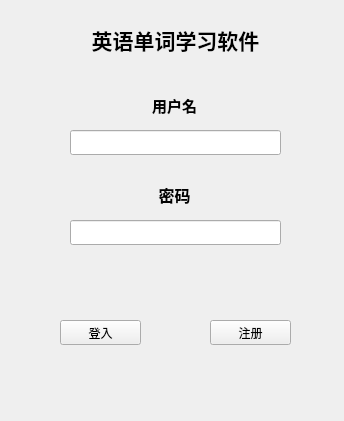
Qt form WordLite/loginwidget.ui (Staaaaaaaaar/WordHub) before a commit.
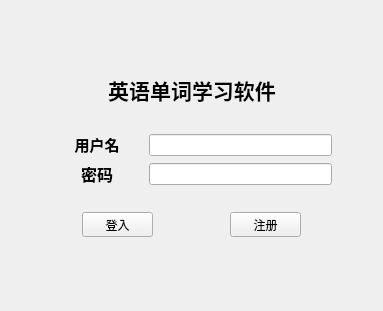
The same form after that commit.

The edit to the form file:
```diff
--- a/WordLite/loginwidget.ui
+++ b/WordLite/loginwidget.ui
@@ -6,111 +6,225 @@
    <rect>
     <x>0</x>
     <y>0</y>
-    <width>344</width>
-    <height>421</height>
+    <width>383</width>
+    <height>311</height>
    </rect>
   </property>
   <property name="windowTitle">
    <string>Form</string>
   </property>
-  <widget class="QLabel" name="label">
-   <property name="geometry">
-    <rect>
-     <x>60</x>
-     <y>20</y>
-     <width>231</width>
-     <height>41</height>
-    </rect>
-   </property>
-   <property name="text">
-    <string>&lt;html&gt;&lt;head/&gt;&lt;body&gt;&lt;p align=&quot;center&quot;&gt;&lt;span style=&quot; font-size:16pt; font-weight:700;&quot;&gt;英语单词学习软件&lt;/span&gt;&lt;/p&gt;&lt;/body&gt;&lt;/html&gt;</string>
-   </property>
-  </widget>
-  <widget class="QLabel" name="label_2">
-   <property name="geometry">
-    <rect>
-     <x>140</x>
-     <y>90</y>
-     <width>69</width>
-     <height>31</height>
-    </rect>
-   </property>
-   <property name="text">
-    <string>&lt;html&gt;&lt;head/&gt;&lt;body&gt;&lt;p align=&quot;center&quot;&gt;&lt;span style=&quot; font-size:11pt; font-weight:700;&quot;&gt;用户名&lt;/span&gt;&lt;/p&gt;&lt;/body&gt;&lt;/html&gt;</string>
-   </property>
-  </widget>
-  <widget class="QLineEdit" name="userLineEdit">
-   <property name="geometry">
-    <rect>
-     <x>70</x>
-     <y>130</y>
-     <width>211</width>
-     <height>25</height>
-    </rect>
-   </property>
-  </widget>
-  <widget class="QLabel" name="label_3">
-   <property name="geometry">
-    <rect>
-     <x>140</x>
-     <y>180</y>
-     <width>69</width>
-     <height>31</height>
-    </rect>
-   </property>
-   <property name="text">
-    <string>&lt;html&gt;&lt;head/&gt;&lt;body&gt;&lt;p align=&quot;center&quot;&gt;&lt;span style=&quot; font-size:12pt; font-weight:700;&quot;&gt;密码&lt;/span&gt;&lt;/p&gt;&lt;/body&gt;&lt;/html&gt;</string>
-   </property>
-  </widget>
-  <widget class="QLineEdit" name="passwordLineEdit">
-   <property name="geometry">
-    <rect>
-     <x>70</x>
-     <y>220</y>
-     <width>211</width>
-     <height>25</height>
-    </rect>
-   </property>
-  </widget>
-  <widget class="QToolButton" name="loginButton">
-   <property name="geometry">
-    <rect>
-     <x>60</x>
-     <y>320</y>
-     <width>81</width>
-     <height>25</height>
-    </rect>
-   </property>
-   <property name="text">
-    <string>登入</string>
-   </property>
-  </widget>
-  <widget class="QToolButton" name="registerButton">
-   <property name="geometry">
-    <rect>
-     <x>210</x>
-     <y>320</y>
-     <width>81</width>
-     <height>25</height>
-    </rect>
-   </property>
-   <property name="text">
-    <string>注册</string>
-   </property>
-  </widget>
-  <widget class="QLabel" name="textLabel">
-   <property name="geometry">
-    <rect>
-     <x>78</x>
-     <y>259</y>
-     <width>191</width>
-     <height>41</height>
-    </rect>
-   </property>
-   <property name="text">
-    <string/>
-   </property>
-  </widget>
+  <layout class="QVBoxLayout" name="verticalLayout_3" stretch="3,0,1,4,0,0,3">
+   <item>
+    <spacer name="verticalSpacer">
+     <property name="orientation">
+      <enum>Qt::Orientation::Vertical</enum>
+     </property>
+     <property name="sizeHint" stdset="0">
+      <size>
+       <width>20</width>
+       <height>57</height>
+      </size>
+     </property>
+    </spacer>
+   </item>
+   <item>
+    <layout class="QHBoxLayout" name="horizontalLayout">
+     <item>
+      <spacer name="horizontalSpacer">
+       <property name="orientation">
+        <enum>Qt::Orientation::Horizontal</enum>
+       </property>
+       <property name="sizeHint" stdset="0">
+        <size>
+         <width>40</width>
+         <height>20</height>
+        </size>
+       </property>
+      </spacer>
+     </item>
+     <item>
+      <widget class="QLabel" name="label">
+       <property name="text">
+        <string>&lt;html&gt;&lt;head/&gt;&lt;body&gt;&lt;p align=&quot;center&quot;&gt;&lt;span style=&quot; font-size:16pt; font-weight:700;&quot;&gt;英语单词学习软件&lt;/span&gt;&lt;/p&gt;&lt;/body&gt;&lt;/html&gt;</string>
+       </property>
+      </widget>
+     </item>
+     <item>
+      <spacer name="horizontalSpacer_2">
+       <property name="orientation">
+        <enum>Qt::Orientation::Horizontal</enum>
+       </property>
+       <property name="sizeHint" stdset="0">
+        <size>
+         <width>40</width>
+         <height>20</height>
+        </size>
+       </property>
+      </spacer>
+     </item>
+    </layout>
+   </item>
+   <item>
+    <spacer name="verticalSpacer_2">
+     <property name="orientation">
+      <enum>Qt::Orientation::Vertical</enum>
+     </property>
+     <property name="sizeHint" stdset="0">
+      <size>
+       <width>20</width>
+       <height>40</height>
+      </size>
+     </property>
+    </spacer>
+   </item>
+   <item>
+    <layout class="QHBoxLayout" name="horizontalLayout_3" stretch="0,1,2,0">
+     <item>
+      <spacer name="horizontalSpacer_3">
+       <property name="orientation">
+        <enum>Qt::Orientation::Horizontal</enum>
+       </property>
+       <property name="sizeHint" stdset="0">
+        <size>
+         <width>40</width>
+         <height>20</height>
+        </size>
+       </property>
+      </spacer>
+     </item>
+     <item>
+      <layout class="QVBoxLayout" name="verticalLayout_2">
+       <item>
+        <widget class="QLabel" name="label_2">
+         <property name="text">
+          <string>&lt;html&gt;&lt;head/&gt;&lt;body&gt;&lt;p align=&quot;center&quot;&gt;&lt;span style=&quot; font-size:11pt; font-weight:700;&quot;&gt;用户名&lt;/span&gt;&lt;/p&gt;&lt;/body&gt;&lt;/html&gt;</string>
+         </property>
+        </widget>
+       </item>
+       <item>
+        <widget class="QLabel" name="label_3">
+         <property name="text">
+          <string>&lt;html&gt;&lt;head/&gt;&lt;body&gt;&lt;p align=&quot;center&quot;&gt;&lt;span style=&quot; font-size:12pt; font-weight:700;&quot;&gt;密码&lt;/span&gt;&lt;/p&gt;&lt;/body&gt;&lt;/html&gt;</string>
+         </property>
+        </widget>
+       </item>
+      </layout>
+     </item>
+     <item>
+      <layout class="QVBoxLayout" name="verticalLayout">
+       <item>
+        <widget class="QLineEdit" name="userLineEdit"/>
+       </item>
+       <item>
+        <widget class="QLineEdit" name="passwordLineEdit"/>
+       </item>
+      </layout>
+     </item>
+     <item>
+      <spacer name="horizontalSpacer_4">
+       <property name="orientation">
+        <enum>Qt::Orientation::Horizontal</enum>
+       </property>
+       <property name="sizeHint" stdset="0">
+        <size>
+         <width>40</width>
+         <height>20</height>
+        </size>
+       </property>
+      </spacer>
+     </item>
+    </layout>
+   </item>
+   <item>
+    <widget class="QLabel" name="textLabel">
+     <property name="text">
+      <string/>
+     </property>
+    </widget>
+   </item>
+   <item>
+    <layout class="QHBoxLayout" name="horizontalLayout_2">
+     <item>
+      <spacer name="horizontalSpacer_6">
+       <property name="orientation">
+        <enum>Qt::Orientation::Horizontal</enum>
+       </property>
+       <property name="sizeHint" stdset="0">
+        <size>
+         <width>40</width>
+         <height>20</height>
+        </size>
+       </property>
+      </spacer>
+     </item>
+     <item>
+      <widget class="QToolButton" name="loginButton">
+       <property name="sizePolicy">
+        <sizepolicy hsizetype="Expanding" vsizetype="Fixed">
+         <horstretch>0</horstretch>
+         <verstretch>0</verstretch>
+        </sizepolicy>
+       </property>
+       <property name="text">
+        <string>登入</string>
+       </property>
+      </widget>
+     </item>
+     <item>
+      <spacer name="horizontalSpacer_5">
+       <property name="orientation">
+        <enum>Qt::Orientation::Horizontal</enum>
+       </property>
+       <property name="sizeHint" stdset="0">
+        <size>
+         <width>40</width>
+         <height>20</height>
+        </size>
+       </property>
+      </spacer>
+     </item>
+     <item>
+      <widget class="QToolButton" name="registerButton">
+       <property name="sizePolicy">
+        <sizepolicy hsizetype="Expanding" vsizetype="Fixed">
+         <horstretch>0</horstretch>
+         <verstretch>0</verstretch>
+        </sizepolicy>
+       </property>
+       <property name="text">
+        <string>注册</string>
+       </property>
+      </widget>
+     </item>
+     <item>
+      <spacer name="horizontalSpacer_7">
+       <property name="orientation">
+        <enum>Qt::Orientation::Horizontal</enum>
+       </property>
+       <property name="sizeHint" stdset="0">
+        <size>
+         <width>40</width>
+         <height>20</height>
+        </size>
+       </property>
+      </spacer>
+     </item>
+    </layout>
+   </item>
+   <item>
+    <spacer name="verticalSpacer_4">
+     <property name="orientation">
+      <enum>Qt::Orientation::Vertical</enum>
+     </property>
+     <property name="sizeHint" stdset="0">
+      <size>
+       <width>20</width>
+       <height>57</height>
+      </size>
+     </property>
+    </spacer>
+   </item>
+  </layout>
  </widget>
  <resources/>
  <connections/>
```
